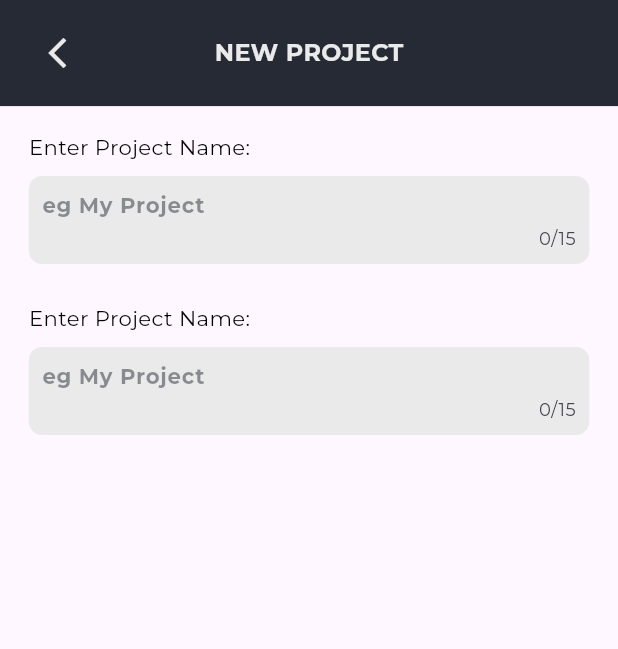
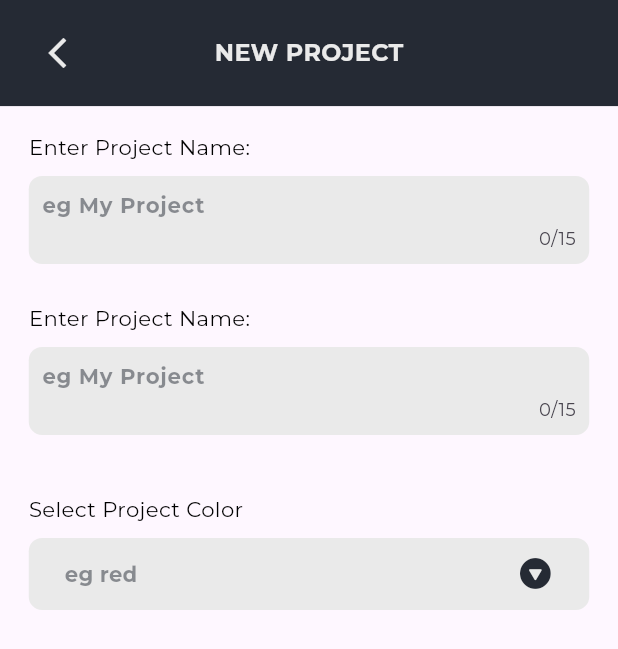
Before and after one commit to junaiiiid/sync_flow, a Flutter app: the CreateProjectsScreen screen opened by its route, on a phone screen of 412 x 824 dp. Shown: the top 649 px of the screen. Run offline on Flutter 3.47's test engine with Material 3 defaults, Android fonts, the phone set to English and light mode, and no system bars; our stand-ins replace dio, flutter_riverpod, flutter_screenutil, flutter_svg, get_it, go_router and 3 more; network calls fail; statements that could not run were skipped.

Commit message:
dynamic dropdown added

```diff
--- a/lib/features/projects/ui/create_projects_screen.dart
+++ b/lib/features/projects/ui/create_projects_screen.dart
@@ -1,16 +1,23 @@
+import 'package:flow_sync/architecture/app_parent_widget.dart';
+import 'package:flow_sync/constants/extensions.dart';
 import 'package:flow_sync/features/home/ui/widgets/custom_app_bar.dart';
 import 'package:flow_sync/global_widgets/app_text_fields.dart';
+import 'package:flow_sync/global_widgets/app_drop_downs.dart';
+import 'package:flow_sync/services/provider_service.dart';
 import 'package:flow_sync/styles_and_themes/app_colors.dart';
 import 'package:flow_sync/styles_and_themes/app_text_styles.dart';
 import 'package:flutter/material.dart';
+import 'package:flutter_riverpod/flutter_riverpod.dart';
 import 'package:flutter_screenutil/flutter_screenutil.dart';
 
-class CreateProjectsScreen extends StatelessWidget {
+class CreateProjectsScreen extends ConsumerWidget {
   static const String id = '/create_project';
   const CreateProjectsScreen({super.key});
 
   @override
-  Widget build(BuildContext context) {
+  Widget build(BuildContext context,WidgetRef ref) {
+    final viewModel = ref.watch(ProviderService.createNewProjectProvider);
+    return AppParentWidget(viewModel: viewModel, buildMethod: (context,ref){
       return Container(
         color: AppColors.darkGrey,
         child: SafeArea(
@@ -30,11 +37,34 @@ class CreateProjectsScreen extends StatelessWidget {
                     hintText: "eg My Project",
                     controller: TextEditingController(),
                   ),
+                  AppDropDowns.customDropDown<String>(
+                      title: "Select Project Color",
+                      items: viewModel.colorNames,
+                      onChanged: (value){
+                        viewModel.selectedColor = value;
+                      },
+                      hint: "eg red",
+                      itemBuilder: (value){
+                        return Row(
+                          mainAxisAlignment: MainAxisAlignment.spaceBetween,
+                          children: [
+                            Container(
+                              height: 20.h,
+                              width: 20.w,
+                              color: value?.toColor(),
+                            ),
+                            Text(value?.toColorName()??"",style: AppTextStyles.displaySmall?.copyWith(
+                              color: AppColors.darkGrey,
+                            ),)
+                          ],
+                        );
+                      }),
                 ],
               ),
             ),
           ),
         ),
       );
+    });
   }
 }
--- a/lib/features/projects/ui/projects_screen.dart
+++ b/lib/features/projects/ui/projects_screen.dart
@@ -36,7 +36,8 @@ class ProjectsScreen extends ConsumerWidget {
                       AppButtons.scaffoldIconButton(
                         title: 'CREATE NEW',
                         onTap: () {
-                          StateService.pushNamed(routeName: CreateProjectsScreen.id);
+                          StateService.pushNamed(
+                              routeName: CreateProjectsScreen.id);
                         },
                       ),
                       ...viewModel.listOfProjectCards
--- a/lib/features/projects/view_model/create_new_project_view_model.dart
+++ b/lib/features/projects/view_model/create_new_project_view_model.dart
@@ -2,10 +2,41 @@ import 'package:flow_sync/architecture/base_view_model.dart';
 import 'package:flow_sync/features/dashboard/model/project_model.dart';
 import '../../board/model/section_model.dart';
 
-class CreateNewProjectViewModel extends BaseViewModel{
-
+class CreateNewProjectViewModel extends BaseViewModel {
   late Project project;
   late List<Section> sections;
+
+  String? _selectedColor;
+
+  String? get selectedColor => _selectedColor;
+
+  set selectedColor(String? value) {
+    _selectedColor = value;
+    notifyListeners();
+  }
+
+  List<String> colorNames = [
+    'berry_red',
+    'red',
+    'orange',
+    'yellow',
+    'olive_green',
+    'lime_green',
+    'green',
+    'mint_green',
+    'teal',
+    'sky_blue',
+    'light_blue',
+    'blue',
+    'grape',
+    'violet',
+    'lavender',
+    'magenta',
+    'salmon',
+    'charcoal',
+    'grey',
+    'taupe',
+  ];
 
   @override
   void callDispose() {
@@ -16,5 +47,4 @@ class CreateNewProjectViewModel extends BaseViewModel{
   void callInitState() {
     // TODO: implement callInitState
   }
-
 }
--- /dev/null
+++ b/lib/global_widgets/app_drop_downs.dart
@@ -0,0 +1,128 @@
+import 'package:flutter/cupertino.dart';
+import 'package:flutter/material.dart';
+import 'package:flutter_screenutil/flutter_screenutil.dart';
+
+import '../styles_and_themes/app_colors.dart';
+import '../styles_and_themes/app_text_styles.dart';
+
+class AppDropDowns {
+  AppDropDowns._();
+
+  static Widget customDropDown<T>({
+    required String title,
+    required List<T> items,
+    T? selectedItem,
+    required Function(T?) onChanged,
+    required String hint,
+    required Widget Function(T?) itemBuilder,
+    Color? color,
+    Color? iconColor,
+    TextStyle? textStyle,
+    TextStyle? titleTextStyle,
+  }) {
+    return Padding(
+      padding: EdgeInsets.symmetric(horizontal: 10.w, vertical: 25.h),
+      child: Column(
+        crossAxisAlignment: CrossAxisAlignment.start,
+        children: [
+          Text(
+            title,
+            style: titleTextStyle??AppTextStyles.labelLarge,
+          ),
+          SizedBox(
+            width: double.infinity,
+            child: DynamicDropDown<T>(
+                items: items,
+                selectedValue: selectedItem,
+                onChanged: onChanged,
+                hint: hint,
+                color: color ?? AppColors.lightGrey,
+                iconColor: iconColor ?? AppColors.darkGrey,
+                hintStyle: textStyle ??
+                    AppTextStyles.displaySmall?.copyWith(
+                      color: AppColors.darkGrey.withOpacity(0.5),
+                    ),
+                itemBuilder: itemBuilder),
+          ),
+        ],
+      ),
+    );
+  }
+}
+
+class DynamicDropDown<T> extends StatefulWidget {
+  final T? selectedValue;
+  final List<T> items;
+  final ValueChanged<T?>? onChanged;
+  final String hint;
+  final Color? color;
+  final Color? iconColor;
+  final TextStyle? hintStyle;
+  final Widget Function(T) itemBuilder;
+
+  const DynamicDropDown({
+    super.key,
+    this.selectedValue,
+    required this.items,
+    required this.onChanged,
+    required this.hint,
+    this.color,
+    this.hintStyle,
+    required this.itemBuilder,
+    this.iconColor,
+  });
+
+  @override
+  _DynamicDropDownState<T> createState() => _DynamicDropDownState<T>();
+}
+
+class _DynamicDropDownState<T> extends State<DynamicDropDown<T>> {
+  T? selectedValue;
+
+  @override
+  void initState() {
+    super.initState();
+    selectedValue = widget.selectedValue;
+  }
+
+  @override
+  Widget build(BuildContext context) {
+    return Container(
+      decoration: BoxDecoration(
+        color: widget.color ?? AppColors.cherryRed,
+        borderRadius: BorderRadius.all(Radius.circular(10.r)),
+      ),
+      margin: EdgeInsets.symmetric(vertical: 10.h,),
+      padding: EdgeInsets.symmetric(horizontal: 25.w),
+      child: DropdownButtonHideUnderline(
+        child: DropdownButton<T>(
+          hint: Text(
+            widget.hint,
+            style: widget.hintStyle ??
+                AppTextStyles.labelLarge?.copyWith(color: AppColors.lightGrey),
+          ),
+          dropdownColor: widget.color ?? AppColors.cherryRed,
+          value: selectedValue,
+          onChanged: (T? newValue) {
+            if (widget.onChanged != null) {
+              widget.onChanged!(newValue);
+            }
+            setState(() {
+              selectedValue = newValue;
+            });
+          },
+          icon: Icon(
+            CupertinoIcons.arrowtriangle_down_circle_fill,
+            color: widget.iconColor ?? AppColors.lightGrey,
+          ),
+          items: widget.items.map<DropdownMenuItem<T>>((T value) {
+            return DropdownMenuItem<T>(
+              value: value,
+              child: widget.itemBuilder(value),
+            );
+          }).toList(),
+        ),
+      ),
+    );
+  }
+}
```
Also changed, not shown: lib/constants/extensions.dart (+51 -2 lines). Lines whose indentation alone changed are shown as unchanged.
